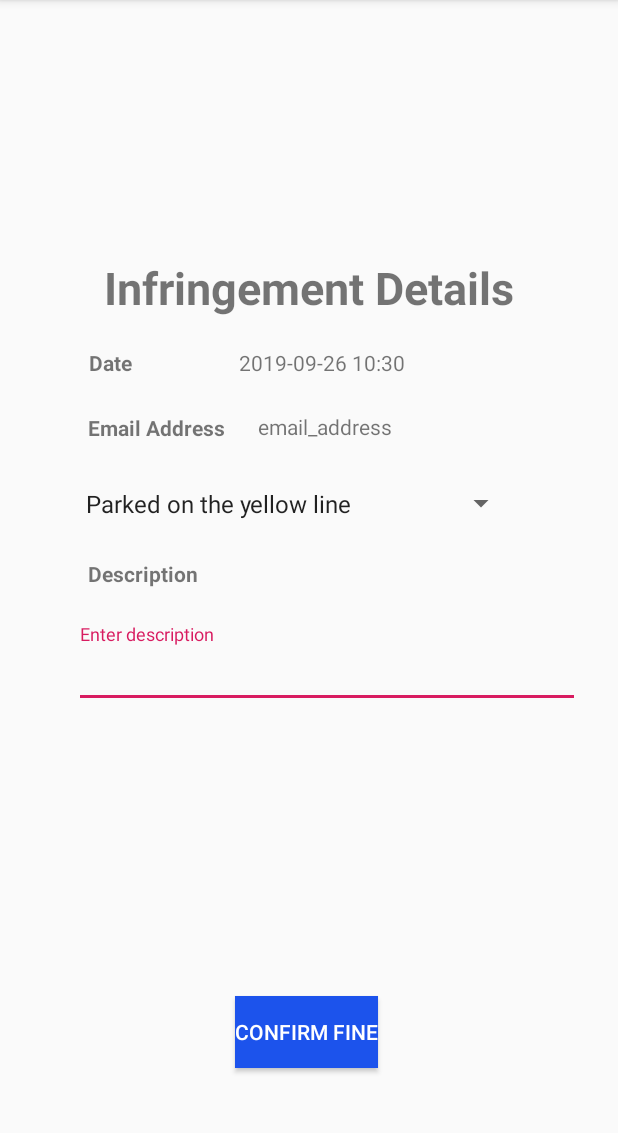
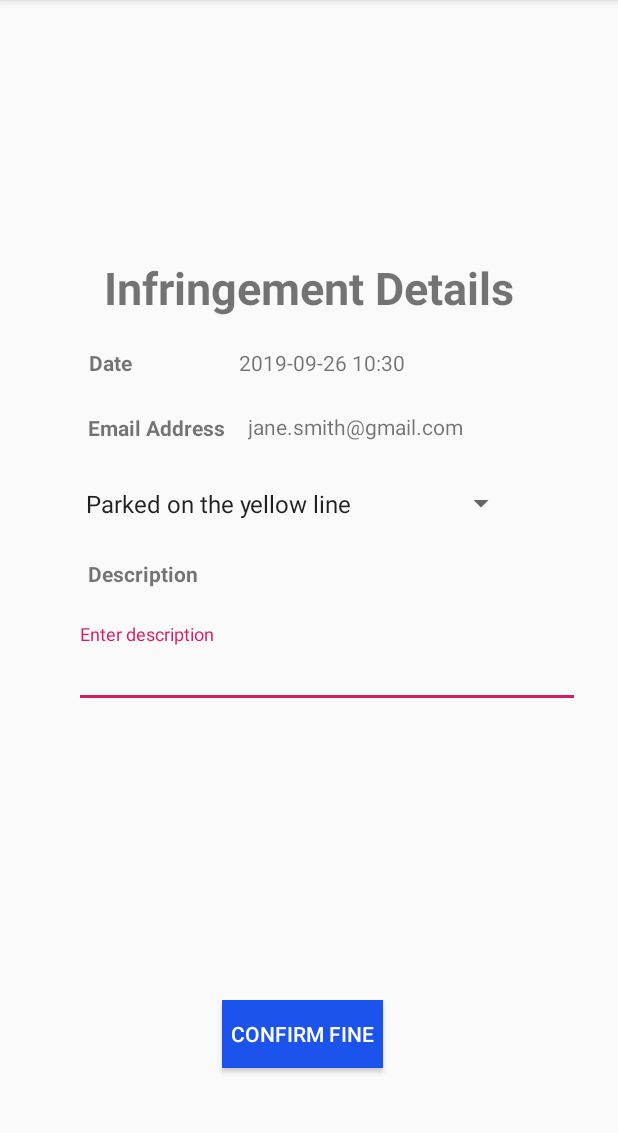
Before and after one commit to abdulkadirdere/parkinggenie, an Android app: the verified_page screen opened directly, with no data from a screen before it, after a tap on "ISSUE FINE", on a phone screen of 412 x 824 dp, the part 84-1217 px from its top. Run offline under Robolectric (Android 15) with nearby library versions, the light colour scheme and no system bars.

Commit message:
added dummy data with respect to recognised number plate

```diff
--- a/app/src/main/AndroidManifest.xml
+++ b/app/src/main/AndroidManifest.xml
@@ -22,6 +22,7 @@
         <activity android:name=".infringement_page"></activity>
         <activity android:name=".verified_page" />
         <activity android:name=".ocr_page"/>
+        <activity android:name=".unverified_page" />
         <activity android:name=".MainActivity">
             <intent-filter>
                 <action android:name="android.intent.action.MAIN" />
--- a/app/src/main/java/com/example/parkinggenie/infringement_page.kt
+++ b/app/src/main/java/com/example/parkinggenie/infringement_page.kt
@@ -26,9 +26,9 @@ class infringement_page : AppCompatActivity() {
         license_plate3.text = license
 
         // get email address
-//        val email: String? = intent.getStringExtra("email")
-//        Log.d("TAG",email)
-//        email_address.text = email
+        val email: String? = intent.getStringExtra("email_add")
+        Log.d("TAG",email)
+        email_address.text = email
 
         // set local date and time
         val current = LocalDateTime.now()
--- a/app/src/main/java/com/example/parkinggenie/verified_page.kt
+++ b/app/src/main/java/com/example/parkinggenie/verified_page.kt
@@ -28,9 +28,36 @@ class verified_page : AppCompatActivity() {
         Log.d("TAG",license)
         license_plate.text = license
 
+        val name: String? = intent.getStringExtra("name_field")
+        val surname: String? = intent.getStringExtra("surname_field")
+        val contact: String? = intent.getStringExtra("contact_number")
+        val permit: String? = intent.getStringExtra("permit_type")
+        val carMake: String? = intent.getStringExtra("make")
+        val carModel: String? = intent.getStringExtra("model")
+        val carColor: String? = intent.getStringExtra("color")
+
+        name_field.text = name
+        surname_field.text = surname
+        contact_field.text = contact
+        permit_field.text = permit
+        make_field.text = carMake
+        model_field.text = carModel
+        color_field.text = carColor
+
+        var email_add = "email"
+
+
+        if (license == "1988"){
+            email_add = "james.doe@gmail.com"
+        } else {
+            email_add = "jane.smith@gmail.com"
+        }
+
+
         issue_fine.setOnClickListener {
             val intent = Intent(this, infringement_page::class.java)
             intent.putExtra("license", license)
+            intent.putExtra("email_add", email_add)
             startActivity(intent)
         }
 
--- a/app/src/main/res/layout/activity_infringement_page.xml
+++ b/app/src/main/res/layout/activity_infringement_page.xml
@@ -8,8 +8,8 @@
 
     <Button
         android:id="@+id/confirm_fine"
-        android:layout_width="wrap_content"
-        android:layout_height="wrap_content"
+        android:layout_width="107dp"
+        android:layout_height="45dp"
         android:layout_marginEnd="96dp"
         android:layout_marginBottom="56dp"
         android:background="@color/blue"
@@ -33,8 +33,8 @@
         app:layout_constraintBottom_toBottomOf="parent"
         app:layout_constraintEnd_toEndOf="parent"
         app:layout_constraintStart_toStartOf="parent"
-        app:layout_constraintTop_toBottomOf="@+id/license_plate"
-        app:layout_constraintVertical_bias="0.065" />
+        app:layout_constraintTop_toTopOf="parent"
+        app:layout_constraintVertical_bias="1.0" />
 
     <TextView
         android:id="@+id/license_plate3"
--- a/app/src/main/res/values/strings.xml
+++ b/app/src/main/res/values/strings.xml
@@ -28,6 +28,8 @@
     <string name="button_capture">Capture</string>
     <string name="button_fine2">Confirm Fine</string>
 
+    <string name="unverified_reason">Unrecognised number plate. Please inform the security.</string>
+
     <string-array name="fineType">
         <item>Parked on the yellow line</item>
         <item>Obstructing traffic</item>
```
Also changed, not shown: app/src/main/java/com/example/parkinggenie/ocr_page.kt (+43 -1 lines), app/src/main/java/com/example/parkinggenie/unverified_page.kt (added, +25 -0 lines), app/src/main/res/drawable/transparent_bg_bordered.xml (deleted, +0 -15 lines), app/src/main/res/drawable/transparent_bg_bordered_button.xml (deleted, +0 -7 lines), app/src/main/res/layout/activity_verified_page.xml (+22 -12 lines), app/src/main/res/layout/unverified_page.xml (added, +47 -0 lines).
